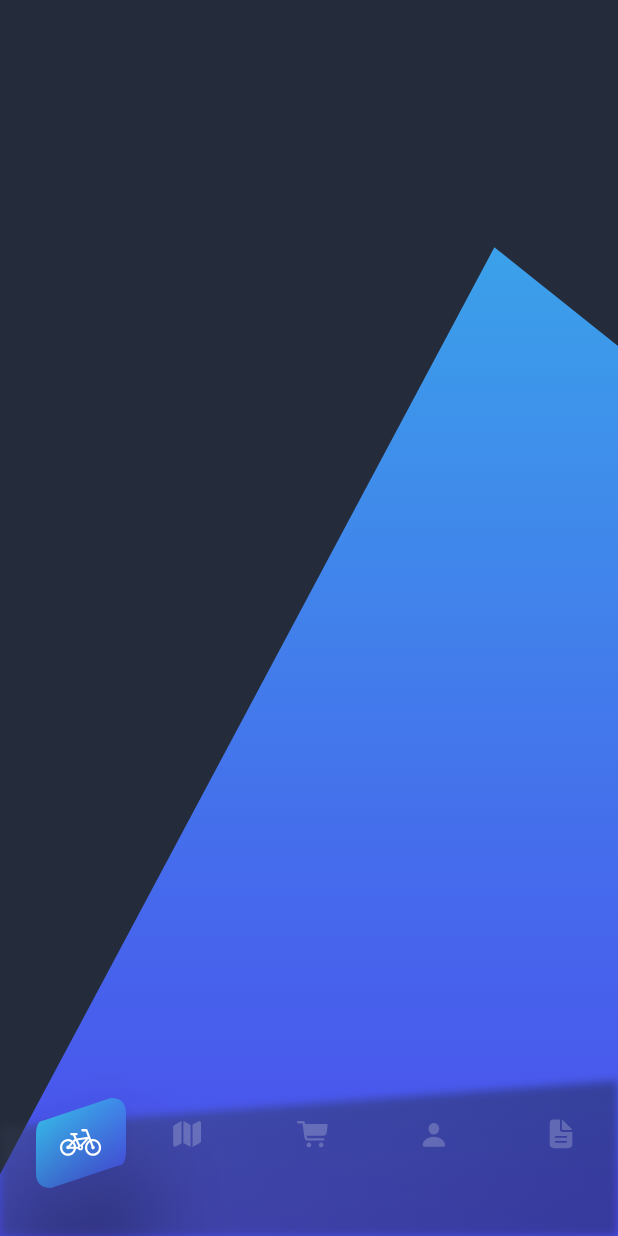
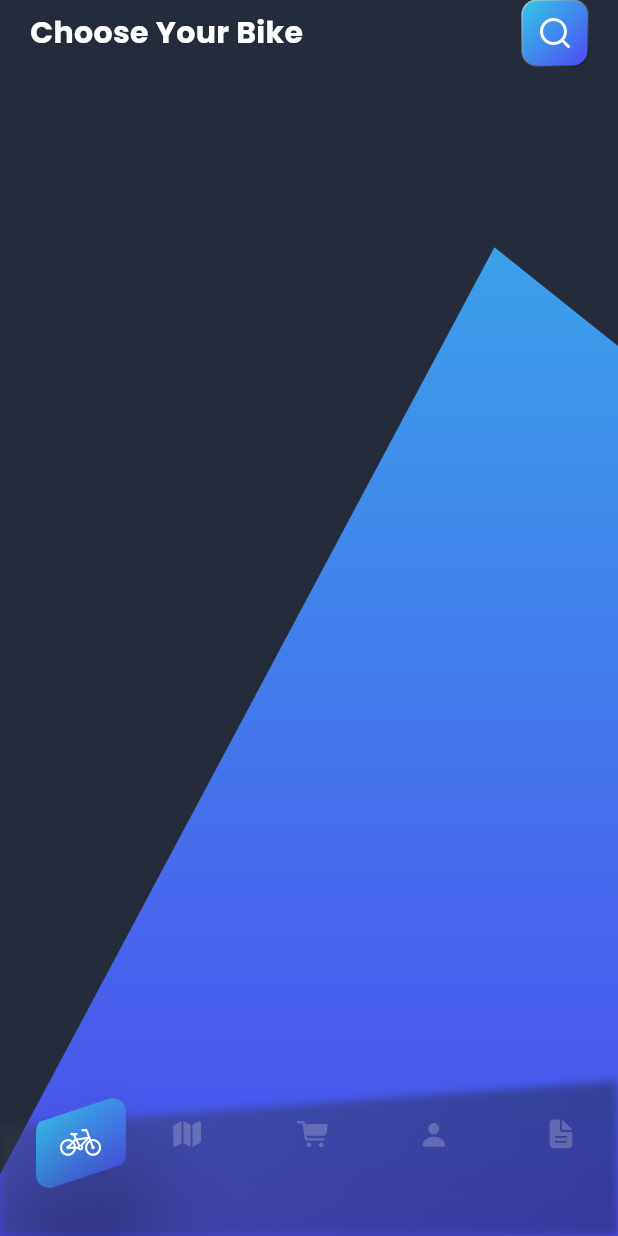
Before and after one commit to jabguru/Bike-Shopping, a Flutter app: the screen it shows after launch, on a phone screen of 412 x 824 dp. Run offline on Flutter 3.47's test engine with Material 3 defaults, Android fonts, the phone set to English and light mode, and no system bars; our stand-ins replace flutter_svg, vector_graphics.

Commit message:
added button

```diff
--- a/lib/gen/assets.gen.dart
+++ b/lib/gen/assets.gen.dart
@@ -36,8 +36,11 @@ class $AssetsImagesGen {
   $AssetsImagesNavBarIconsGen get navBarIcons =>
       const $AssetsImagesNavBarIconsGen();
 
+  /// File path: assets/images/search.svg
+  SvgGenImage get search => const SvgGenImage('assets/images/search.svg');
+
   /// List of all assets
-  List<AssetGenImage> get values => [bike1, bike2, bike3, helmet1];
+  List<dynamic> get values => [bike1, bike2, bike3, helmet1, search];
 }
 
 class $AssetsImagesIconsGen {
--- a/lib/screens/home.dart
+++ b/lib/screens/home.dart
@@ -1,7 +1,9 @@
+import 'package:bike_shopping/gen/assets.gen.dart';
+import 'package:bike_shopping/theme/colors.dart';
+import 'package:bike_shopping/widgets/bottom_nav_bar.dart';
+import 'package:bike_shopping/widgets/button.dart';
+import 'package:bike_shopping/widgets/custom_scaffold.dart';
 import 'package:flutter/material.dart';
-
-import '../widgets/bottom_nav_bar.dart';
-import '../widgets/custom_scaffold.dart';
 
 class HomeScreen extends StatelessWidget {
   const HomeScreen({super.key});
@@ -11,7 +13,32 @@ class HomeScreen extends StatelessWidget {
     return CustomScaffold(
       body: Column(
         children: [
-          Expanded(child: SizedBox()),
+          Expanded(
+            child: Padding(
+              padding: const EdgeInsets.symmetric(horizontal: 20.0),
+              child: Column(
+                children: [
+                  SafeArea(
+                    child: Row(
+                      mainAxisAlignment: MainAxisAlignment.spaceBetween,
+                      children: [
+                        Text(
+                          "Choose Your Bike",
+                          style: TextStyle(
+                            fontSize: 20,
+                            fontWeight: FontWeight.bold,
+                            color: AppColors.white,
+                          ),
+                        ),
+                        Button(child: Assets.images.search.svg()),
+                      ],
+                    ),
+                  ),
+                  Expanded(child: SingleChildScrollView(child: Column())),
+                ],
+              ),
+            ),
+          ),
           BottomNavBar(),
         ],
       ),
--- a/lib/theme/colors.dart
+++ b/lib/theme/colors.dart
@@ -6,4 +6,5 @@ class AppColors {
   static Color purple = Color(0xFF4B4CED);
   static Color greyBlue = Color(0xFF353F54);
   static Color darkBlue = Color(0xFF222834);
+  static Color white = Color(0xFFFFFFFF);
 }
--- a/lib/theme/theme.dart
+++ b/lib/theme/theme.dart
@@ -6,6 +6,21 @@ class AppTheme {
   static get themeData => ThemeData(
     fontFamily: FontFamily.poppins,
     scaffoldBackgroundColor: AppColors.background,
+  );
+
+  static final linearGradient = LinearGradient(
+    colors: [Color(0xFF34C8E8), Color(0xFF4E4AF2)],
+    begin: Alignment.topLeft,
+    end: Alignment.bottomRight,
+  );
+
+  static final neutralGradient = LinearGradient(
+    colors: [
+      Color(0xFFFFFFFF).withValues(alpha: 0.6),
+      Color(0xFF000000).withValues(alpha: 0.6),
+    ],
+    begin: Alignment.topLeft,
+    end: Alignment.bottomRight,
   );
 }
 
--- /dev/null
+++ b/lib/widgets/button.dart
@@ -0,0 +1,21 @@
+import 'package:bike_shopping/theme/theme.dart';
+import 'package:bike_shopping/widgets/gradient_stroke.dart';
+import 'package:flutter/material.dart';
+
+class Button extends StatelessWidget {
+  const Button({required this.child, super.key});
+  final Widget child;
+
+  @override
+  Widget build(BuildContext context) {
+    return GradientStroke(
+      child: Container(
+        decoration: BoxDecoration(
+          gradient: AppTheme.linearGradient,
+          borderRadius: BorderRadius.circular(10.0),
+        ),
+        child: Padding(padding: EdgeInsets.all(12.0), child: child),
+      ),
+    );
+  }
+}
--- a/lib/widgets/custom_container.dart
+++ b/lib/widgets/custom_container.dart
@@ -1,3 +1,4 @@
+import 'package:bike_shopping/theme/theme.dart';
 import 'package:flutter/material.dart';
 
 class CustomContainer extends StatelessWidget {
@@ -26,14 +27,8 @@ class CustomContainer extends StatelessWidget {
 class ContainerPainter extends CustomPainter {
   @override
   void paint(Canvas canvas, Size size) {
-    final fillGradient = LinearGradient(
-      colors: [Color(0xFF34C8E8), Color(0xFF4E4AF2)],
-      begin: Alignment.topLeft,
-      end: Alignment.bottomRight,
-    );
-
     final fillPaint = Paint()
-      ..shader = fillGradient.createShader(
+      ..shader = AppTheme.linearGradient.createShader(
         Rect.fromLTWH(0, 0, size.width, size.height),
       );
 
--- /dev/null
+++ b/lib/widgets/gradient_stroke.dart
@@ -0,0 +1,49 @@
+import 'package:bike_shopping/theme/theme.dart';
+import 'package:flutter/material.dart';
+
+class GradientStroke extends StatelessWidget {
+  const GradientStroke({
+    required this.child,
+    this.width = 44.0,
+    this.height = 44.0,
+    super.key,
+  });
+  final Widget child;
+  final double width;
+  final double height;
+
+  @override
+  Widget build(BuildContext context) {
+    return Stack(
+      children: [
+        child,
+        CustomPaint(
+          painter: GradientStrokePainter(),
+          size: Size(width, height),
+        ),
+      ],
+    );
+  }
+}
+
+class GradientStrokePainter extends CustomPainter {
+  @override
+  void paint(Canvas canvas, Size size) {
+    final paint = Paint()
+      ..shader = AppTheme.neutralGradient.createShader(
+        Rect.fromLTWH(0, 0, size.width, size.height),
+      )
+      ..style = PaintingStyle.stroke
+      ..strokeWidth = 1.0;
+
+    final rect = Rect.fromLTWH(0, 0, size.width, size.height);
+    final rRect = RRect.fromRectAndRadius(rect, Radius.circular(10.0));
+
+    canvas.drawRRect(rRect, paint);
+  }
+
+  @override
+  bool shouldRepaint(covariant CustomPainter oldDelegate) {
+    return false;
+  }
+}
```
Also changed, not shown: assets/images/search.svg (added).
